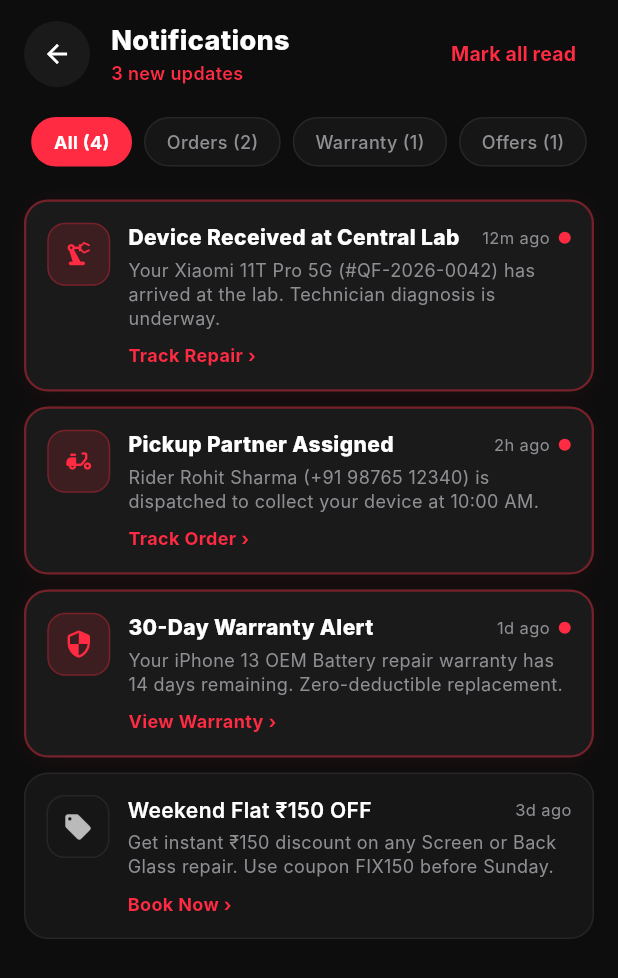
After one commit to AAAStartups/fixly, a Flutter app: the screen it shows after launch, after a tap on the "notifications none" icon, on a phone screen of 412 x 824 dp. The commit adds this screen. Shown: the top 978 px of the screen. Run offline on Flutter 3.47's test engine with Material 3 defaults, Android fonts, the phone set to English and light mode, and no system bars; Roboto replaces fonts that are missing (Inter).

Commit message:
feat: implement notifications screen and Android app manifest configuration

```diff
--- a/flutter_app/lib/main.dart
+++ b/flutter_app/lib/main.dart
@@ -9,6 +9,7 @@ import 'widgets/custom_widgets.dart';
 import 'screens/home_screen.dart';
 import 'screens/bookings_tab_screen.dart';
 import 'screens/dashboard_tab_screen.dart';
+import 'screens/notifications_screen.dart';
 import 'screens/select_brand_screen.dart';
 import 'screens/select_model_screen.dart';
 import 'screens/select_service_screen.dart';
@@ -147,6 +148,12 @@ class _MainAppControllerState extends State<MainAppController> {
             }),
           );
 
+        case 7:
+          return NotificationsScreen(
+            onBack: () => setState(() => _wizardStep = 0),
+            onTrackOrder: () => setState(() => _wizardStep = 6),
+          );
+
         default:
           return _buildTabScreen();
       }
@@ -165,6 +172,7 @@ class _MainAppControllerState extends State<MainAppController> {
               _wizardStep = 1;
             });
           },
+          onOpenNotifications: () => setState(() => _wizardStep = 7),
         );
 
       case 1:
@@ -183,6 +191,7 @@ class _MainAppControllerState extends State<MainAppController> {
         return HomeScreen(
           onStartBooking: () => setState(() => _wizardStep = 1),
           onSelectIssue: (issue) => setState(() => _wizardStep = 1),
+          onOpenNotifications: () => setState(() => _wizardStep = 7),
         );
     }
   }
--- a/flutter_app/lib/screens/home_screen.dart
+++ b/flutter_app/lib/screens/home_screen.dart
@@ -5,11 +5,15 @@ import '../widgets/custom_widgets.dart';
 class HomeScreen extends StatelessWidget {
   final VoidCallback onStartBooking;
   final Function(String issueTitle) onSelectIssue;
+  final VoidCallback onOpenNotifications;
+  final int unreadCount;
 
   const HomeScreen({
     super.key,
     required this.onStartBooking,
     required this.onSelectIssue,
+    required this.onOpenNotifications,
+    this.unreadCount = 3,
   });
 
   @override
@@ -51,7 +55,10 @@ class HomeScreen extends StatelessWidget {
                         ],
                       ),
                     ),
-                    Container(
+                    InkWell(
+                      onTap: onOpenNotifications,
+                      borderRadius: BorderRadius.circular(22),
+                      child: Container(
                         width: 44,
                         height: 44,
                         decoration: const BoxDecoration(
@@ -62,6 +69,7 @@ class HomeScreen extends StatelessWidget {
                           alignment: Alignment.center,
                           children: [
                             const Icon(Icons.notifications_none_rounded, color: Colors.white, size: 22),
+                            if (unreadCount > 0)
                               Positioned(
                                 top: 10,
                                 right: 12,
@@ -75,6 +83,7 @@ class HomeScreen extends StatelessWidget {
                                 ),
                               ),
                           ],
+                        ),
                       ),
                     ),
                   ],
--- /dev/null
+++ b/flutter_app/lib/screens/notifications_screen.dart
@@ -0,0 +1,431 @@
+import 'package:flutter/material.dart';
+import '../theme/app_theme.dart';
+
+class NotificationItem {
+  final String id;
+  final String title;
+  final String message;
+  final String time;
+  final String category; // 'order', 'warranty', 'offer'
+  final IconData icon;
+  bool isRead;
+  final String? actionLabel;
+
+  NotificationItem({
+    required this.id,
+    required this.title,
+    required this.message,
+    required this.time,
+    required this.category,
+    required this.icon,
+    this.isRead = false,
+    this.actionLabel,
+  });
+}
+
+class NotificationsScreen extends StatefulWidget {
+  final VoidCallback onBack;
+  final VoidCallback onTrackOrder;
+
+  const NotificationsScreen({
+    super.key,
+    required this.onBack,
+    required this.onTrackOrder,
+  });
+
+  @override
+  State<NotificationsScreen> createState() => _NotificationsScreenState();
+}
+
+class _NotificationsScreenState extends State<NotificationsScreen> {
+  int _selectedFilter = 0; // 0 = All, 1 = Orders, 2 = Warranty, 3 = Offers
+
+  final List<NotificationItem> _notifications = [
+    NotificationItem(
+      id: '1',
+      title: 'Device Received at Central Lab',
+      message: 'Your Xiaomi 11T Pro 5G (#QF-2026-0042) has arrived at the lab. Technician diagnosis is underway.',
+      time: '12m ago',
+      category: 'order',
+      icon: Icons.precision_manufacturing_rounded,
+      isRead: false,
+      actionLabel: 'Track Repair',
+    ),
+    NotificationItem(
+      id: '2',
+      title: 'Pickup Partner Assigned',
+      message: 'Rider Rohit Sharma (+91 98765 12340) is dispatched to collect your device at 10:00 AM.',
+      time: '2h ago',
+      category: 'order',
+      icon: Icons.delivery_dining_rounded,
+      isRead: false,
+      actionLabel: 'Track Order',
+    ),
+    NotificationItem(
+      id: '3',
+      title: '30-Day Warranty Alert',
+      message: 'Your iPhone 13 OEM Battery repair warranty has 14 days remaining. Zero-deductible replacement.',
+      time: '1d ago',
+      category: 'warranty',
+      icon: Icons.security_rounded,
+      isRead: false,
+      actionLabel: 'View Warranty',
+    ),
+    NotificationItem(
+      id: '4',
+      title: 'Weekend Flat ₹150 OFF',
+      message: 'Get instant ₹150 discount on any Screen or Back Glass repair. Use coupon FIX150 before Sunday.',
+      time: '3d ago',
+      category: 'offer',
+      icon: Icons.local_offer_rounded,
+      isRead: true,
+      actionLabel: 'Book Now',
+    ),
+  ];
+
+  void _markAllAsRead() {
+    setState(() {
+      for (var item in _notifications) {
+        item.isRead = true;
+      }
+    });
+    ScaffoldMessenger.of(context).showSnackBar(
+      const SnackBar(
+        content: Text('All notifications marked as read'),
+        backgroundColor: AppColors.surfaceElevated,
+        duration: Duration(seconds: 2),
+      ),
+    );
+  }
+
+  void _clearAll() {
+    setState(() {
+      _notifications.clear();
+    });
+  }
+
+  @override
+  Widget build(BuildContext context) {
+    final unreadCount = _notifications.where((n) => !n.isRead).length;
+
+    final filteredList = _notifications.where((item) {
+      if (_selectedFilter == 1) return item.category == 'order';
+      if (_selectedFilter == 2) return item.category == 'warranty';
+      if (_selectedFilter == 3) return item.category == 'offer';
+      return true;
+    }).toList();
+
+    return Scaffold(
+      backgroundColor: AppColors.background,
+      body: SafeArea(
+        child: Column(
+          children: [
+            // Top App Bar
+            Padding(
+              padding: const EdgeInsets.symmetric(horizontal: 16, vertical: 12),
+              child: Row(
+                children: [
+                  InkWell(
+                    onTap: widget.onBack,
+                    borderRadius: BorderRadius.circular(24),
+                    child: Container(
+                      width: 44,
+                      height: 44,
+                      decoration: const BoxDecoration(
+                        color: AppColors.surfaceElevated,
+                        shape: BoxShape.circle,
+                      ),
+                      child: const Icon(Icons.arrow_back, color: Colors.white, size: 20),
+                    ),
+                  ),
+                  const SizedBox(width: 14),
+                  Expanded(
+                    child: Column(
+                      crossAxisAlignment: CrossAxisAlignment.start,
+                      children: [
+                        const Text(
+                          'Notifications',
+                          style: TextStyle(
+                            color: Colors.white,
+                            fontSize: 18,
+                            fontWeight: FontWeight.w800,
+                          ),
+                        ),
+                        if (unreadCount > 0)
+                          Text(
+                            '$unreadCount new update${unreadCount > 1 ? 's' : ''}',
+                            style: const TextStyle(
+                              color: AppColors.primaryRed,
+                              fontSize: 12,
+                              fontWeight: FontWeight.w600,
+                            ),
+                          )
+                        else
+                          const Text(
+                            'All caught up',
+                            style: TextStyle(
+                              color: AppColors.textSecondary,
+                              fontSize: 12,
+                            ),
+                          ),
+                      ],
+                    ),
+                  ),
+                  if (_notifications.isNotEmpty)
+                    TextButton(
+                      onPressed: _markAllAsRead,
+                      child: const Text(
+                        'Mark all read',
+                        style: TextStyle(
+                          color: AppColors.primaryRed,
+                          fontSize: 13,
+                          fontWeight: FontWeight.w700,
+                        ),
+                      ),
+                    ),
+                ],
+              ),
+            ),
+
+            // Filter Tabs Row
+            Padding(
+              padding: const EdgeInsets.symmetric(horizontal: 16, vertical: 6),
+              child: SingleChildScrollView(
+                scrollDirection: Axis.horizontal,
+                child: Row(
+                  children: [
+                    _buildFilterChip(0, 'All (${_notifications.length})'),
+                    const SizedBox(width: 8),
+                    _buildFilterChip(
+                      1,
+                      'Orders (${_notifications.where((n) => n.category == 'order').length})',
+                    ),
+                    const SizedBox(width: 8),
+                    _buildFilterChip(
+                      2,
+                      'Warranty (${_notifications.where((n) => n.category == 'warranty').length})',
+                    ),
+                    const SizedBox(width: 8),
+                    _buildFilterChip(
+                      3,
+                      'Offers (${_notifications.where((n) => n.category == 'offer').length})',
+                    ),
+                  ],
+                ),
+              ),
+            ),
+
+            const SizedBox(height: 8),
+
+            // Notification List or Empty State
+            Expanded(
+              child: filteredList.isEmpty
+                  ? Center(
+                      child: Column(
+                        mainAxisAlignment: MainAxisAlignment.center,
+                        children: [
+                          Container(
+                            width: 72,
+                            height: 72,
+                            decoration: BoxDecoration(
+                              color: AppColors.surface,
+                              shape: BoxShape.circle,
+                              border: Border.all(color: AppColors.border),
+                            ),
+                            child: const Icon(
+                              Icons.notifications_off_outlined,
+                              color: AppColors.textSecondary,
+                              size: 32,
+                            ),
+                          ),
+                          const SizedBox(height: 16),
+                          const Text(
+                            'No notifications here',
+                            style: TextStyle(
+                              color: Colors.white,
+                              fontSize: 16,
+                              fontWeight: FontWeight.w700,
+                            ),
+                          ),
+                          const SizedBox(height: 4),
+                          const Text(
+                            'You will receive live repair updates and\nwarranty milestones here.',
+                            textAlign: TextAlign.center,
+                            style: TextStyle(
+                              color: AppColors.textSecondary,
+                              fontSize: 12,
+                              height: 1.4,
+                            ),
+                          ),
+                        ],
+                      ),
+                    )
+                  : ListView.separated(
+                      padding: const EdgeInsets.symmetric(horizontal: 16, vertical: 8),
+                      itemCount: filteredList.length,
+                      separatorBuilder: (context, index) => const SizedBox(height: 10),
+                      itemBuilder: (context, index) {
+                        final item = filteredList[index];
+                        return _buildNotificationCard(item);
+                      },
+                    ),
+            ),
+          ],
+        ),
+      ),
+    );
+  }
+
+  Widget _buildFilterChip(int index, String label) {
+    final isSelected = _selectedFilter == index;
+    return InkWell(
+      onTap: () => setState(() => _selectedFilter = index),
+      borderRadius: BorderRadius.circular(20),
+      child: Container(
+        padding: const EdgeInsets.symmetric(horizontal: 14, vertical: 7),
+        decoration: BoxDecoration(
+          color: isSelected ? AppColors.primaryRed : AppColors.surface,
+          borderRadius: BorderRadius.circular(20),
+          border: Border.all(
+            color: isSelected ? AppColors.primaryRed : AppColors.border,
+          ),
+        ),
+        child: Text(
+          label,
+          style: TextStyle(
+            color: isSelected ? Colors.white : AppColors.textSecondary,
+            fontSize: 12,
+            fontWeight: isSelected ? FontWeight.w700 : FontWeight.w500,
+          ),
+        ),
+      ),
+    );
+  }
+
+  Widget _buildNotificationCard(NotificationItem item) {
+    return InkWell(
+      onTap: () {
+        setState(() {
+          item.isRead = true;
+        });
+        if (item.category == 'order') {
+          widget.onTrackOrder();
+        }
+      },
+      borderRadius: BorderRadius.circular(16),
+      child: Container(
+        padding: const EdgeInsets.all(14),
+        decoration: BoxDecoration(
+          color: item.isRead ? AppColors.surface : AppColors.surfaceElevated,
+          borderRadius: BorderRadius.circular(16),
+          border: Border.all(
+            color: item.isRead ? AppColors.border : AppColors.primaryRed.withOpacity(0.4),
+            width: item.isRead ? 1 : 1.5,
+          ),
+          boxShadow: !item.isRead
+              ? [
+                  BoxShadow(
+                    color: AppColors.primaryRed.withOpacity(0.06),
+                    blurRadius: 10,
+                    offset: const Offset(0, 2),
+                  ),
+                ]
+              : null,
+        ),
+        child: Row(
+          crossAxisAlignment: CrossAxisAlignment.start,
+          children: [
+            // Icon
+            Container(
+              width: 42,
+              height: 42,
+              decoration: BoxDecoration(
+                color: item.isRead ? AppColors.surface : AppColors.primaryRed.withOpacity(0.15),
+                borderRadius: BorderRadius.circular(12),
+                border: Border.all(
+                  color: item.isRead ? AppColors.border : AppColors.primaryRed.withOpacity(0.3),
+                ),
+              ),
+              child: Icon(
+                item.icon,
+                color: item.isRead ? Colors.white70 : AppColors.primaryRed,
+                size: 20,
+              ),
+            ),
+            const SizedBox(width: 12),
+
+            // Content
+            Expanded(
+              child: Column(
+                crossAxisAlignment: CrossAxisAlignment.start,
+                children: [
+                  Row(
+                    mainAxisAlignment: MainAxisAlignment.spaceBetween,
+                    children: [
+                      Expanded(
+                        child: Text(
+                          item.title,
+                          style: TextStyle(
+                            color: Colors.white,
+                            fontSize: 14,
+                            fontWeight: item.isRead ? FontWeight.w600 : FontWeight.w800,
+                          ),
+                        ),
+                      ),
+                      Row(
+                        children: [
+                          Text(
+                            item.time,
+                            style: const TextStyle(
+                              color: AppColors.textSecondary,
+                              fontSize: 11,
+                            ),
+                          ),
+                          if (!item.isRead) ...[
+                            const SizedBox(width: 6),
+                            Container(
+                              width: 8,
+                              height: 8,
+                              decoration: const BoxDecoration(
+                                color: AppColors.primaryRed,
+                                shape: BoxShape.circle,
+                              ),
+                            ),
+                          ],
+                        ],
+                      ),
+                    ],
+                  ),
+                  const SizedBox(height: 4),
+                  Text(
+                    item.message,
+                    style: const TextStyle(
+                      color: AppColors.textSecondary,
+                      fontSize: 12,
+                      height: 1.35,
+                    ),
+                  ),
+                  if (item.actionLabel != null) ...[
+                    const SizedBox(height: 8),
+                    Row(
+                      children: [
+                        Text(
+                          '${item.actionLabel} ›',
+                          style: const TextStyle(
+                            color: AppColors.primaryRed,
+                            fontSize: 12,
+                            fontWeight: FontWeight.w700,
+                          ),
+                        ),
+                      ],
+                    ),
+                  ],
+                ],
+              ),
+            ),
+          ],
+        ),
+      ),
+    );
+  }
+}
```
Also changed, not shown: flutter_app/assets/logo.png (added), 9 other files. Lines whose indentation alone changed are shown as unchanged.
